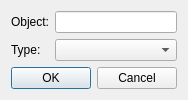
Old version of the form app/AstroCameraRemote/Sequencer_CreateNewDialog.ui in the repository blackphil/AstroCameraRemote.
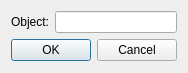
New version of the form.

Diff of the .ui file:
```diff
--- a/app/AstroCameraRemote/Sequencer_CreateNewDialog.ui
+++ b/app/AstroCameraRemote/Sequencer_CreateNewDialog.ui
@@ -7,7 +7,7 @@
     <x>0</x>
     <y>0</y>
     <width>174</width>
-    <height>99</height>
+    <height>73</height>
    </rect>
   </property>
   <property name="windowTitle">
@@ -24,17 +24,7 @@
    <item row="0" column="1">
     <widget class="QLineEdit" name="objectName"/>
    </item>
-   <item row="1" column="0">
-    <widget class="QLabel" name="label_2">
-     <property name="text">
-      <string>Type:</string>
-     </property>
-    </widget>
-   </item>
-   <item row="1" column="1">
-    <widget class="QComboBox" name="type"/>
-   </item>
-   <item row="3" column="0" colspan="2">
+   <item row="2" column="0" colspan="2">
     <widget class="QDialogButtonBox" name="buttonBox">
      <property name="orientation">
       <enum>Qt::Horizontal</enum>
```
